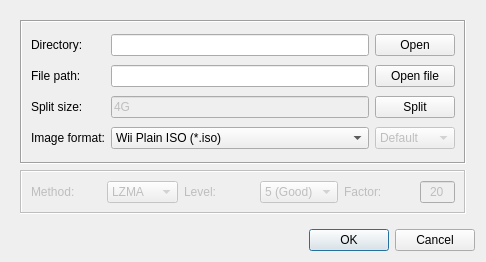
Before: the Qt Designer form resources/ui/wiibafudialog.ui in evertonstz/wiibafu, drawn with Qt 5.
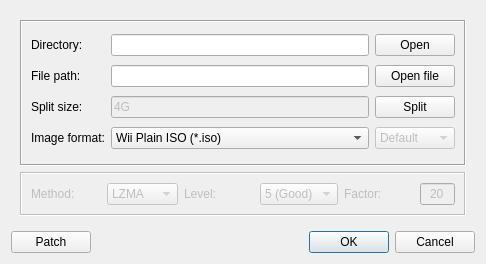
After: the same form once the commit is applied. Icons and pictures are not drawn.

Commit message: Rename Edit to Patch

```diff
--- a/resources/ui/wiibafudialog.ui
+++ b/resources/ui/wiibafudialog.ui
@@ -10,7 +10,7 @@
     <x>0</x>
     <y>0</y>
     <width>460</width>
-    <height>262</height>
+    <height>264</height>
    </rect>
   </property>
   <property name="windowIcon">
@@ -653,6 +653,18 @@
     </widget>
    </item>
    <item>
+    <layout class="QHBoxLayout" name="horizontalLayout_2">
+     <item>
+      <widget class="QPushButton" name="pushButton_Patch">
+       <property name="text">
+        <string>Patch</string>
+       </property>
+       <property name="checkable">
+        <bool>true</bool>
+       </property>
+      </widget>
+     </item>
+     <item>
     <widget class="QDialogButtonBox" name="buttonBox">
      <property name="locale">
       <locale language="English" country="UnitedStates"/>
@@ -664,6 +676,8 @@
       <set>QDialogButtonBox::Cancel|QDialogButtonBox::Ok</set>
      </property>
     </widget>
+     </item>
+    </layout>
    </item>
   </layout>
  </widget>
```
Lines whose indentation alone changed are shown as unchanged. The commit also changes 6 other files.
